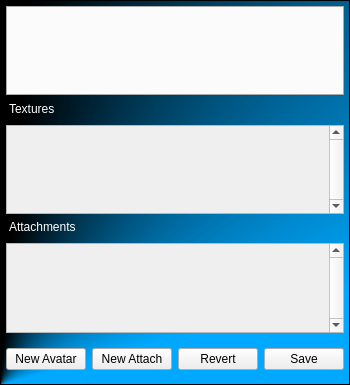
Qt form bin/data/ui/avatareditor.ui (realXtend/tundra) before a commit.
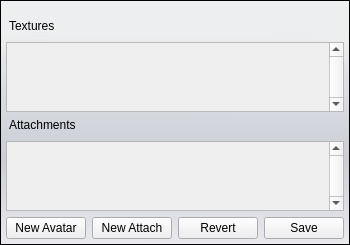
The same form after that commit.

Commit message: AvatarEditor: Had to apply one space before tab name due to clipping issues, doesent affect code/functionality. Comms: disabled "hide" so user wont lose gui forever UI updates: * All the rest scene widgets themed now. And applied sane layouts/rearraged things * World main panel hover now more functional. Buttons more centered and clip issues removed * Lots of general tweaking

```diff
--- a/bin/data/ui/avatareditor.ui
+++ b/bin/data/ui/avatareditor.ui
@@ -6,18 +6,24 @@
    <rect>
     <x>0</x>
     <y>0</y>
-    <width>330</width>
-    <height>385</height>
+    <width>336</width>
+    <height>245</height>
    </rect>
   </property>
   <property name="styleSheet">
-   <string>/* Containers */
+   <string notr="true">/* Containers */
+QWidget#AvatarEditor {
+	background-color: none;
+}
+
 QFrame#MainFrame {
-		background-color: qconicalgradient(cx:0, cy:1, angle:277.2, stop:0.267045 rgba(0, 169, 255, 255), stop:0.465909 rgba(0, 0, 0, 255));
+	background-color: qlineargradient(spread:pad, x1:0.006, y1:0, x2:0, y2:1, stop:0.142045 rgba(229, 234, 243, 50), stop:0.295455 rgba(209, 215, 221, 150), stop:0.65 rgba(179, 183, 196, 150), stop:1 rgba(222, 227, 236, 100));
 	padding: 5px;
 }
 
-</string>
+QLabel {
+	padding-bottom: 3px;
+}</string>
   </property>
   <layout class="QHBoxLayout" name="horizontalLayout">
    <property name="spacing">
@@ -52,6 +58,67 @@
           <height>0</height>
          </size>
         </property>
+        <property name="styleSheet">
+         <string notr="true"> QTabWidget::pane { /* The tab widget frame */
+	border: 0px solid #9B9B9B;
+ }
+
+ QTabWidget::tab-bar {
+    /* left: 5px;   move to the right by 5px */
+ }
+
+ /* Style the tab using the tab sub-control. Note that
+     it reads QTabBar _not_ QTabWidget */
+ QTabBar::tab {
+     background: qlineargradient(x1: 0, y1: 0, x2: 0, y2: 1,
+                                 stop: 0 #E1E1E1, stop: 0.4 #DDDDDD,
+                                 stop: 0.5 #D8D8D8, stop: 1.0 #D3D3D3);
+     border: 1px solid #9B9B9B;
+     border-top-left-radius: 4px;
+     border-top-right-radius: 4px;
+     min-width: 10ex;
+     padding: 1px;
+     padding-right: 5px;
+     padding-left: 5px;
+ }
+
+ QTabBar::tab:selected, QTabBar::tab:hover {
+     background: qlineargradient(x1: 0, y1: 0, x2: 0, y2: 1,
+                                 stop: 0 #fafafa, stop: 0.4 #f4f4f4,
+                                 stop: 0.5 #e7e7e7, stop: 1.0 #fafafa);
+ }
+
+ QTabBar::tab:selected {
+     border-color: #9B9B9B;
+     border-bottom: 0px;
+ }
+
+ QTabBar::tab:!selected {
+     margin-top: 3px; /* make non-selected tabs look smaller */
+ }
+
+ /* make use of negative margins for overlapping tabs */
+ QTabBar::tab:selected {
+     /* expand/overlap to the left and right by 4px */
+     margin-left: -2px;
+     margin-right: -2px;
+ }
+
+QTabBar::tab:first {
+	padding-left: 5px;
+}
+ QTabBar::tab:first:selected {
+     margin-left: 0; /* the first selected tab has nothing to overlap with on the left */
+ }
+
+ QTabBar::tab:last:selected {
+     margin-right: 0; /* the last selected tab has nothing to overlap with on the right */
+ }
+
+ QTabBar::tab:only-one {
+     margin: 0; /* if there is only one tab, we don't want overlapping margins */
+ }</string>
+        </property>
         <property name="currentIndex">
          <number>0</number>
         </property>
@@ -65,13 +132,6 @@
           <verstretch>0</verstretch>
          </sizepolicy>
         </property>
-        <property name="styleSheet">
-         <string>
-            color: rgb(255, 255, 255);
-            padding-bottom: 3px;
-            background-color: rgba(255, 255, 255, 0);
-          </string>
-        </property>
         <property name="text">
          <string>Textures</string>
         </property>
@@ -136,11 +196,7 @@
          </sizepolicy>
         </property>
         <property name="styleSheet">
-         <string>
-            color: rgb(255, 255, 255);
-            padding-bottom: 3px;
-            background-color: rgba(255, 255, 255, 0);
-          </string>
+         <string notr="true"/>
         </property>
         <property name="text">
          <string>Attachments</string>
@@ -188,18 +244,28 @@
       <item>
        <widget class="QWidget" name="widget" native="true">
         <property name="sizePolicy">
-         <sizepolicy hsizetype="Preferred" vsizetype="Maximum">
+         <sizepolicy hsizetype="Expanding" vsizetype="Fixed">
           <horstretch>0</horstretch>
           <verstretch>0</verstretch>
          </sizepolicy>
         </property>
         <layout class="QHBoxLayout" name="horizontalLayout">
-         <property name="leftMargin">
+         <property name="margin">
           <number>0</number>
          </property>
-         <property name="rightMargin">
-          <number>0</number>
-         </property>
+         <item>
+          <spacer name="horizontalSpacer">
+           <property name="orientation">
+            <enum>Qt::Horizontal</enum>
+           </property>
+           <property name="sizeHint" stdset="0">
+            <size>
+             <width>40</width>
+             <height>20</height>
+            </size>
+           </property>
+          </spacer>
+         </item>
          <item>
           <widget class="QPushButton" name="but_load">
            <property name="text">
```
Left out of the diff: 5 changed lines with no effect on the pictures. The commit also changes 18 other files.
